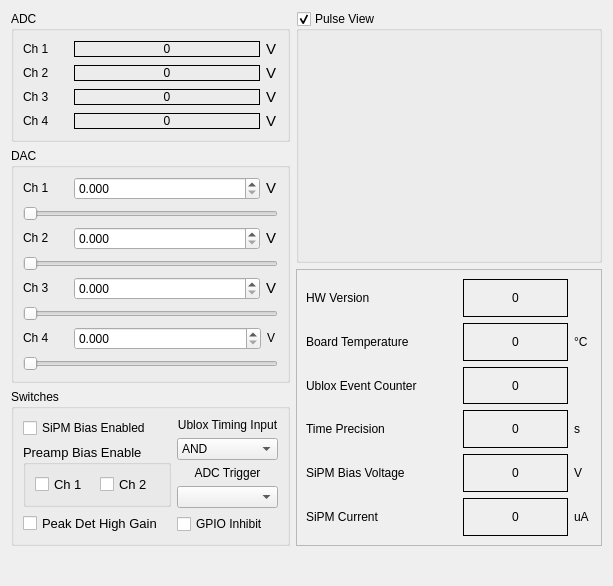
Before: the Qt Designer form muondetector-gui/src/parametermonitorform.ui in MuonPi/muondetector, drawn with Qt 5.
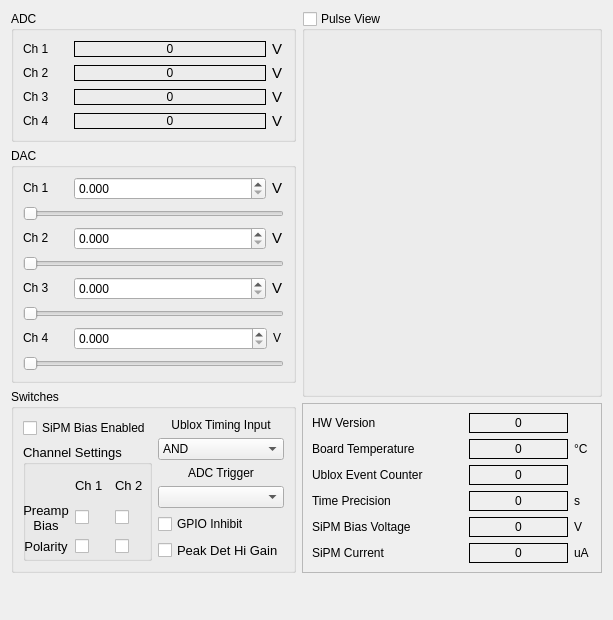
After: the same form once the commit is applied. Custom widgets are drawn as their Qt base class.

Commit message: - added polarity switch controls in GUI under parameter tab - implemented full function to the switch controls under parameter tab (before they were just showing the current status, now the switches can be set also)

Patch:
```diff
--- a/muondetector-gui/src/parametermonitorform.ui
+++ b/muondetector-gui/src/parametermonitorform.ui
@@ -7,7 +7,7 @@
     <x>0</x>
     <y>0</y>
     <width>613</width>
-    <height>586</height>
+    <height>620</height>
    </rect>
   </property>
   <property name="sizePolicy">
@@ -405,7 +405,7 @@
      </layout>
     </widget>
    </item>
-   <item row="0" column="1" rowspan="2">
+   <item row="0" column="1" rowspan="3">
     <widget class="QGroupBox" name="adcTraceGroupBox">
      <property name="sizePolicy">
       <sizepolicy hsizetype="Expanding" vsizetype="Preferred">
@@ -420,7 +420,7 @@
       <bool>true</bool>
      </property>
      <property name="checked">
-      <bool>true</bool>
+      <bool>false</bool>
      </property>
      <layout class="QGridLayout" name="gridLayout_5">
       <item row="0" column="0">
@@ -429,7 +429,7 @@
      </layout>
     </widget>
    </item>
-   <item row="1" column="0" rowspan="2">
+   <item row="1" column="0">
     <widget class="QGroupBox" name="groupBox_2">
      <property name="sizePolicy">
       <sizepolicy hsizetype="Preferred" vsizetype="Fixed">
@@ -524,6 +524,12 @@
         </item>
         <item row="0" column="1">
          <widget class="QDoubleSpinBox" name="dacSpinBox1">
+          <property name="sizePolicy">
+           <sizepolicy hsizetype="Minimum" vsizetype="Minimum">
+            <horstretch>0</horstretch>
+            <verstretch>0</verstretch>
+           </sizepolicy>
+          </property>
           <property name="font">
            <font>
             <pointsize>9</pointsize>
@@ -576,6 +582,12 @@
         </item>
         <item row="0" column="1">
          <widget class="QDoubleSpinBox" name="dacSpinBox2">
+          <property name="sizePolicy">
+           <sizepolicy hsizetype="Minimum" vsizetype="Minimum">
+            <horstretch>0</horstretch>
+            <verstretch>0</verstretch>
+           </sizepolicy>
+          </property>
           <property name="font">
            <font>
             <pointsize>9</pointsize>
@@ -641,6 +653,12 @@
        <layout class="QGridLayout" name="gridLayout_7">
         <item row="0" column="1">
          <widget class="QDoubleSpinBox" name="dacSpinBox3">
+          <property name="sizePolicy">
+           <sizepolicy hsizetype="Minimum" vsizetype="Minimum">
+            <horstretch>0</horstretch>
+            <verstretch>0</verstretch>
+           </sizepolicy>
+          </property>
           <property name="font">
            <font>
             <pointsize>9</pointsize>
@@ -730,6 +748,12 @@
        <layout class="QGridLayout" name="gridLayout_9">
         <item row="0" column="1">
          <widget class="QDoubleSpinBox" name="dacSpinBox4">
+          <property name="sizePolicy">
+           <sizepolicy hsizetype="Minimum" vsizetype="Minimum">
+            <horstretch>0</horstretch>
+            <verstretch>0</verstretch>
+           </sizepolicy>
+          </property>
           <property name="font">
            <font>
             <pointsize>9</pointsize>
@@ -813,7 +837,281 @@
      </layout>
     </widget>
    </item>
-   <item row="2" column="1" rowspan="2">
+   <item row="2" column="0" rowspan="2">
+    <widget class="QGroupBox" name="groupBox_3">
+     <property name="minimumSize">
+      <size>
+       <width>0</width>
+       <height>0</height>
+      </size>
+     </property>
+     <property name="title">
+      <string>Switches</string>
+     </property>
+     <layout class="QGridLayout" name="gridLayout_4">
+      <item row="0" column="0">
+       <widget class="QCheckBox" name="biasEnCheckBox">
+        <property name="font">
+         <font>
+          <pointsize>9</pointsize>
+         </font>
+        </property>
+        <property name="text">
+         <string>SiPM Bias Enabled</string>
+        </property>
+       </widget>
+      </item>
+      <item row="0" column="1" rowspan="2">
+       <layout class="QVBoxLayout" name="verticalLayout_2">
+        <item>
+         <widget class="QLabel" name="label_17">
+          <property name="font">
+           <font>
+            <pointsize>9</pointsize>
+           </font>
+          </property>
+          <property name="text">
+           <string>Ublox Timing Input</string>
+          </property>
+          <property name="alignment">
+           <set>Qt::AlignBottom|Qt::AlignHCenter</set>
+          </property>
+         </widget>
+        </item>
+        <item>
+         <widget class="QComboBox" name="timingSelectionComboBox">
+          <property name="font">
+           <font>
+            <pointsize>9</pointsize>
+           </font>
+          </property>
+          <item>
+           <property name="text">
+            <string>AND</string>
+           </property>
+          </item>
+          <item>
+           <property name="text">
+            <string>XOR</string>
+           </property>
+          </item>
+          <item>
+           <property name="text">
+            <string>Discr1</string>
+           </property>
+          </item>
+          <item>
+           <property name="text">
+            <string>Discr2</string>
+           </property>
+          </item>
+          <item>
+           <property name="text">
+            <string>In4</string>
+           </property>
+          </item>
+          <item>
+           <property name="text">
+            <string>In5</string>
+           </property>
+          </item>
+          <item>
+           <property name="text">
+            <string>In6</string>
+           </property>
+          </item>
+          <item>
+           <property name="text">
+            <string>In7</string>
+           </property>
+          </item>
+         </widget>
+        </item>
+       </layout>
+      </item>
+      <item row="1" column="0" rowspan="4">
+       <widget class="QGroupBox" name="groupBox_4">
+        <property name="minimumSize">
+         <size>
+          <width>0</width>
+          <height>0</height>
+         </size>
+        </property>
+        <property name="maximumSize">
+         <size>
+          <width>16777215</width>
+          <height>200</height>
+         </size>
+        </property>
+        <property name="font">
+         <font>
+          <pointsize>10</pointsize>
+         </font>
+        </property>
+        <property name="title">
+         <string>Channel Settings</string>
+        </property>
+        <widget class="QWidget" name="">
+         <property name="geometry">
+          <rect>
+           <x>0</x>
+           <y>30</y>
+           <width>125</width>
+           <height>80</height>
+          </rect>
+         </property>
+         <layout class="QGridLayout" name="gridLayout_3">
+          <item row="0" column="1">
+           <widget class="QLabel" name="label_31">
+            <property name="text">
+             <string>Ch 1</string>
+            </property>
+           </widget>
+          </item>
+          <item row="0" column="2">
+           <widget class="QLabel" name="label_32">
+            <property name="text">
+             <string>Ch 2</string>
+            </property>
+           </widget>
+          </item>
+          <item row="1" column="0">
+           <widget class="QLabel" name="label_33">
+            <property name="text">
+             <string>Preamp
+Bias</string>
+            </property>
+            <property name="alignment">
+             <set>Qt::AlignCenter</set>
+            </property>
+            <property name="wordWrap">
+             <bool>false</bool>
+            </property>
+           </widget>
+          </item>
+          <item row="1" column="1">
+           <widget class="QCheckBox" name="preamp1EnCheckBox">
+            <property name="layoutDirection">
+             <enum>Qt::LeftToRight</enum>
+            </property>
+            <property name="autoFillBackground">
+             <bool>false</bool>
+            </property>
+            <property name="text">
+             <string/>
+            </property>
+            <property name="checked">
+             <bool>false</bool>
+            </property>
+           </widget>
+          </item>
+          <item row="1" column="2">
+           <widget class="QCheckBox" name="preamp2EnCheckBox">
+            <property name="text">
+             <string/>
+            </property>
+           </widget>
+          </item>
+          <item row="2" column="0">
+           <widget class="QLabel" name="label_34">
+            <property name="text">
+             <string>Polarity</string>
+            </property>
+            <property name="alignment">
+             <set>Qt::AlignCenter</set>
+            </property>
+            <property name="wordWrap">
+             <bool>false</bool>
+            </property>
+           </widget>
+          </item>
+          <item row="2" column="1">
+           <widget class="QCheckBox" name="pol1CheckBox">
+            <property name="sizePolicy">
+             <sizepolicy hsizetype="Minimum" vsizetype="Fixed">
+              <horstretch>0</horstretch>
+              <verstretch>0</verstretch>
+             </sizepolicy>
+            </property>
+            <property name="layoutDirection">
+             <enum>Qt::LeftToRight</enum>
+            </property>
+            <property name="text">
+             <string/>
+            </property>
+           </widget>
+          </item>
+          <item row="2" column="2">
+           <widget class="QCheckBox" name="pol2CheckBox">
+            <property name="enabled">
+             <bool>true</bool>
+            </property>
+            <property name="text">
+             <string/>
+            </property>
+            <property name="checked">
+             <bool>false</bool>
+            </property>
+            <property name="tristate">
+             <bool>false</bool>
+            </property>
+           </widget>
+          </item>
+         </layout>
+        </widget>
+       </widget>
+      </item>
+      <item row="2" column="1">
+       <layout class="QVBoxLayout" name="verticalLayout_3">
+        <item>
+         <widget class="QLabel" name="label_18">
+          <property name="font">
+           <font>
+            <pointsize>9</pointsize>
+           </font>
+          </property>
+          <property name="text">
+           <string>ADC Trigger</string>
+          </property>
+          <property name="alignment">
+           <set>Qt::AlignBottom|Qt::AlignHCenter</set>
+          </property>
+         </widget>
+        </item>
+        <item>
+         <widget class="QComboBox" name="adcTriggerSelectionComboBox">
+          <property name="font">
+           <font>
+            <pointsize>9</pointsize>
+           </font>
+          </property>
+         </widget>
+        </item>
+       </layout>
+      </item>
+      <item row="3" column="1">
+       <widget class="QCheckBox" name="gpioInhibitCheckBox">
+        <property name="text">
+         <string>GPIO Inhibit</string>
+        </property>
+       </widget>
+      </item>
+      <item row="4" column="1">
+       <widget class="QCheckBox" name="hiGainCheckBox">
+        <property name="font">
+         <font>
+          <pointsize>10</pointsize>
+         </font>
+        </property>
+        <property name="text">
+         <string>Peak Det Hi Gain</string>
+        </property>
+       </widget>
+      </item>
+     </layout>
+    </widget>
+   </item>
+   <item row="3" column="1">
     <widget class="QFrame" name="frame">
      <property name="frameShape">
       <enum>QFrame::StyledPanel</enum>
@@ -1321,192 +1619,6 @@
      </layout>
     </widget>
    </item>
-   <item row="3" column="0">
-    <widget class="QGroupBox" name="groupBox_3">
-     <property name="minimumSize">
-      <size>
-       <width>0</width>
-       <height>0</height>
-      </size>
-     </property>
-     <property name="title">
-      <string>Switches</string>
-     </property>
-     <layout class="QGridLayout" name="gridLayout_4">
-      <item row="0" column="0" rowspan="3">
-       <layout class="QVBoxLayout" name="verticalLayout">
-        <item>
-         <widget class="QCheckBox" name="biasEnCheckBox">
-          <property name="font">
-           <font>
-            <pointsize>9</pointsize>
-           </font>
-          </property>
-          <property name="text">
-           <string>SiPM Bias Enabled</string>
-          </property>
-         </widget>
-        </item>
-        <item>
-         <widget class="QGroupBox" name="groupBox_4">
-          <property name="minimumSize">
-           <size>
-            <width>0</width>
-            <height>0</height>
-           </size>
-          </property>
-          <property name="maximumSize">
-           <size>
-            <width>16777215</width>
-            <height>70</height>
-           </size>
-          </property>
-          <property name="font">
-           <font>
-            <pointsize>10</pointsize>
-           </font>
-          </property>
-          <property name="title">
-           <string>Preamp Bias Enable</string>
-          </property>
-          <layout class="QGridLayout" name="gridLayout_3">
-           <item row="0" column="0">
-            <widget class="QCheckBox" name="preamp1EnCheckBox">
-             <property name="text">
-              <string>Ch 1</string>
-             </property>
-            </widget>
-           </item>
-           <item row="0" column="1">
-            <widget class="QCheckBox" name="preamp2EnCheckBox">
-             <property name="text">
-              <string>Ch 2</string>
-             </property>
-            </widget>
-           </item>
-          </layout>
-         </widget>
-        </item>
-        <item>
-         <widget class="QCheckBox" name="hiGainCheckBox">
-          <property name="font">
-           <font>
-            <pointsize>10</pointsize>
-           </font>
-          </property>
-          <property name="text">
-           <string>Peak Det High Gain</string>
-          </property>
-         </widget>
-        </item>
-       </layout>
-      </item>
-      <item row="0" column="1">
-       <layout class="QVBoxLayout" name="verticalLayout_2">
-        <item>
-         <widget class="QLabel" name="label_17">
-          <property name="font">
-           <font>
-            <pointsize>9</pointsize>
-           </font>
-          </property>
-          <property name="text">
-           <string>Ublox Timing Input</string>
-          </property>
-          <property name="alignment">
-           <set>Qt::AlignBottom|Qt::AlignHCenter</set>
-          </property>
-         </widget>
-        </item>
-        <item>
-         <widget class="QComboBox" name="timingSelectionComboBox">
-          <property name="font">
-           <font>
-            <pointsize>9</pointsize>
-           </font>
-          </property>
-          <item>
-           <property name="text">
-            <string>AND</string>
-           </property>
-          </item>
-          <item>
-           <property name="text">
-            <string>XOR</string>
-           </property>
-          </item>
-          <item>
-           <property name="text">
-            <string>Discr1</string>
-           </property>
-          </item>
-          <item>
-           <property name="text">
-            <string>Discr2</string>
-           </property>
-          </item>
-          <item>
-           <property name="text">
-            <string>In4</string>
-           </property>
-          </item>
-          <item>
-           <property name="text">
-            <string>In5</string>
-           </property>
-          </item>
-          <item>
-           <property name="text">
-            <string>In6</string>
-           </property>
-          </item>
-          <item>
-           <property name="text">
-            <string>In7</string>
-           </property>
-          </item>
-         </widget>
-        </item>
-       </layout>
-      </item>
-      <item row="1" column="1">
-       <layout class="QVBoxLayout" name="verticalLayout_3">
-        <item>
-         <widget class="QLabel" name="label_18">
-          <property name="font">
-           <font>
-            <pointsize>9</pointsize>
-           </font>
-          </property>
-          <property name="text">
-           <string>ADC Trigger</string>
-          </property>
-          <property name="alignment">
-           <set>Qt::AlignBottom|Qt::AlignHCenter</set>
-          </property>
-         </widget>
-        </item>
-        <item>
-         <widget class="QComboBox" name="adcTriggerSelectionComboBox">
-          <property name="font">
-           <font>
-            <pointsize>9</pointsize>
-           </font>
-          </property>
-         </widget>
-        </item>
-       </layout>
-      </item>
-      <item row="2" column="1">
-       <widget class="QCheckBox" name="gpioInhibitCheckBox">
-        <property name="text">
-         <string>GPIO Inhibit</string>
-        </property>
-       </widget>
-      </item>
-     </layout>
-    </widget>
-   </item>
    <item row="4" column="0">
     <spacer name="verticalSpacer">
      <property name="orientation">
```
The commit also changes 4 other files.
